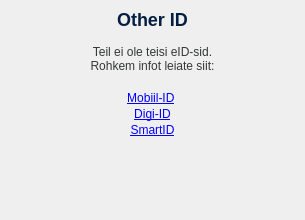
Before: the Qt Designer form client/widgets/NoOtherId.ui in open-eid/DigiDoc4-Client, drawn with Qt 5.
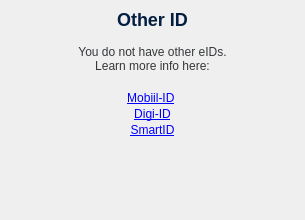
After: the same form once the commit is applied.

```diff
--- a/client/widgets/NoOtherId.ui
+++ b/client/widgets/NoOtherId.ui
@@ -131,8 +131,8 @@
       <string notr="true">color: #353739; line-height: 16px; border: none;</string>
      </property>
      <property name="text">
-      <string>Teil ei ole teisi eID-sid.
-Rohkem infot leiate siit:</string>
+      <string>You do not have other eIDs.
+Learn more info here:</string>
      </property>
      <property name="alignment">
       <set>Qt::AlignCenter</set>
```
